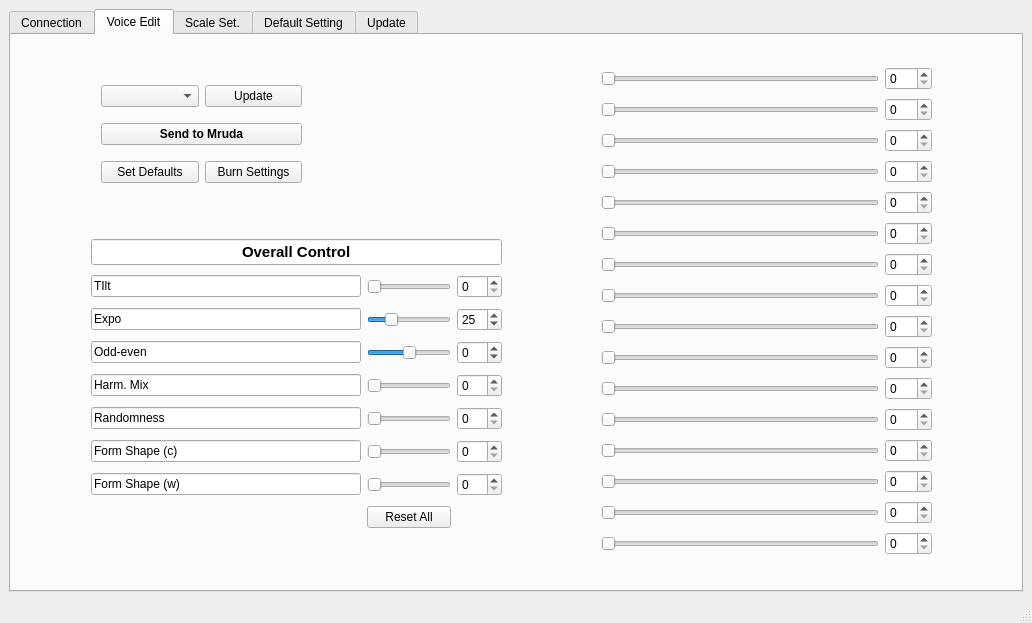
First picture: the form in GUI/other/GUI_design.ui, repository abhilash3120/Mruda, before the edit.
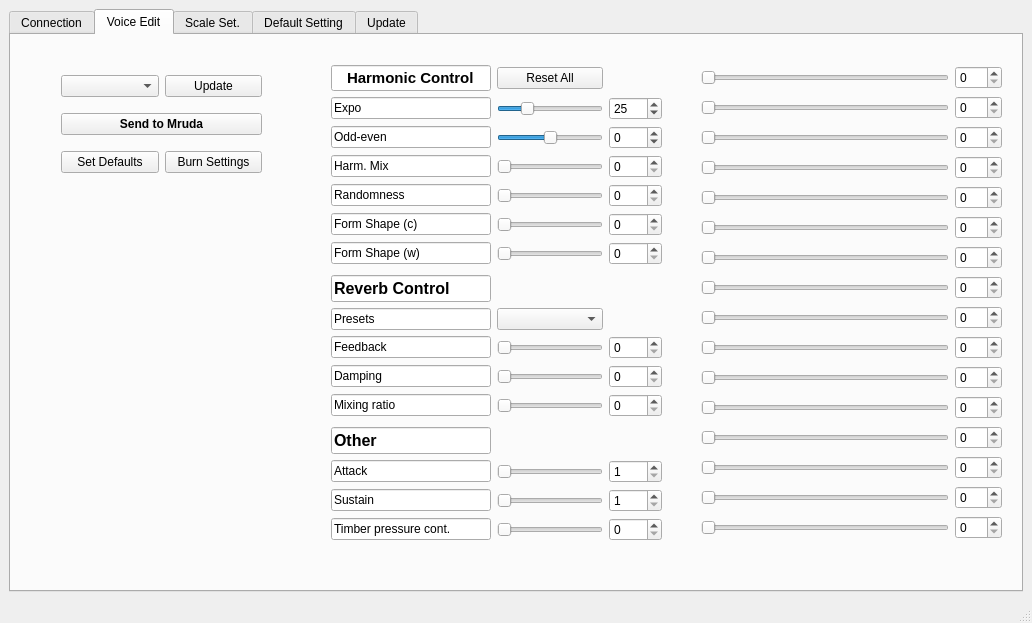
Second picture: the form after the edit. The open tabs and pages were chosen to show the change.

Commit message: reverb major update, new GUI integration, update flash data format

```diff
--- a/GUI/other/GUI_design.ui
+++ b/GUI/other/GUI_design.ui
@@ -71,127 +71,14 @@
        <widget class="QWidget" name="gridLayoutWidget_3">
         <property name="geometry">
          <rect>
-          <x>80</x>
-          <y>200</y>
-          <width>411</width>
-          <height>306</height>
+          <x>320</x>
+          <y>30</y>
+          <width>331</width>
+          <height>201</height>
          </rect>
         </property>
-        <layout class="QGridLayout" name="gridLayout_3" columnstretch="3,0,0">
-         <item row="6" column="1">
-          <widget class="QSlider" name="fs_c">
-           <property name="maximum">
-            <number>16</number>
-           </property>
-           <property name="orientation">
-            <enum>Qt::Horizontal</enum>
-           </property>
-          </widget>
-         </item>
-         <item row="7" column="1">
-          <widget class="QSlider" name="fs_w">
-           <property name="maximum">
-            <number>16</number>
-           </property>
-           <property name="orientation">
-            <enum>Qt::Horizontal</enum>
-           </property>
-          </widget>
-         </item>
-         <item row="1" column="0">
-          <widget class="QLineEdit" name="lineEdit">
-           <property name="text">
-            <string>TIlt</string>
-           </property>
-           <property name="maxLength">
-            <number>32778</number>
-           </property>
-           <property name="readOnly">
-            <bool>true</bool>
-           </property>
-          </widget>
-         </item>
-         <item row="5" column="2">
-          <widget class="QSpinBox" name="e_randomness"/>
-         </item>
-         <item row="5" column="1">
-          <widget class="QSlider" name="randomness">
-           <property name="orientation">
-            <enum>Qt::Horizontal</enum>
-           </property>
-          </widget>
-         </item>
-         <item row="7" column="0">
-          <widget class="QLineEdit" name="lineEdit_7">
-           <property name="text">
-            <string>Form Shape (w)</string>
-           </property>
-           <property name="readOnly">
-            <bool>true</bool>
-           </property>
-          </widget>
-         </item>
-         <item row="1" column="2">
-          <widget class="QSpinBox" name="e_tilt"/>
-         </item>
-         <item row="2" column="1">
-          <widget class="QSlider" name="expo">
-           <property name="value">
-            <number>25</number>
-           </property>
-           <property name="orientation">
-            <enum>Qt::Horizontal</enum>
-           </property>
-          </widget>
-         </item>
-         <item row="5" column="0">
-          <widget class="QLineEdit" name="lineEdit_4">
-           <property name="text">
-            <string>Randomness</string>
-           </property>
-           <property name="readOnly">
-            <bool>true</bool>
-           </property>
-          </widget>
-         </item>
-         <item row="6" column="0">
-          <widget class="QLineEdit" name="lineEdit_5">
-           <property name="text">
-            <string>Form Shape (c)</string>
-           </property>
-           <property name="readOnly">
-            <bool>true</bool>
-           </property>
-          </widget>
-         </item>
-         <item row="3" column="1">
-          <widget class="QSlider" name="oe">
-           <property name="minimum">
-            <number>-50</number>
-           </property>
-           <property name="maximum">
-            <number>50</number>
-           </property>
-           <property name="orientation">
-            <enum>Qt::Horizontal</enum>
-           </property>
-          </widget>
-         </item>
-         <item row="4" column="1">
-          <widget class="QSlider" name="ham_mix">
-           <property name="orientation">
-            <enum>Qt::Horizontal</enum>
-           </property>
-          </widget>
-         </item>
-         <item row="1" column="1">
-          <widget class="QSlider" name="tilt">
-           <property name="orientation">
-            <enum>Qt::Horizontal</enum>
-           </property>
-          </widget>
-         </item>
-         <item row="0" column="0" colspan="3">
+        <layout class="QGridLayout" name="gridLayout_3" columnstretch="6,4,2" columnminimumwidth="0,0,0">
+         <item row="0" column="0">
           <widget class="QLineEdit" name="lineEdit_6">
            <property name="font">
             <font>
@@ -200,7 +87,7 @@
             </font>
            </property>
            <property name="text">
-            <string>Overall Control</string>
+            <string>Harmonic Control</string>
            </property>
            <property name="cursorPosition">
             <number>15</number>
@@ -213,41 +100,134 @@
            </property>
           </widget>
          </item>
-         <item row="8" column="1">
+         <item row="0" column="1">
           <widget class="QPushButton" name="reset_dist">
            <property name="text">
             <string>Reset All</string>
            </property>
           </widget>
          </item>
-         <item row="2" column="2">
-          <widget class="QSpinBox" name="e_expo">
+         <item row="6" column="1">
+          <widget class="QSlider" name="fs_w">
            <property name="maximum">
-            <number>99</number>
+            <number>16</number>
            </property>
-           <property name="value">
-            <number>25</number>
+           <property name="orientation">
+            <enum>Qt::Horizontal</enum>
+           </property>
+          </widget>
+         </item>
+         <item row="3" column="1">
+          <widget class="QSlider" name="ham_mix">
+           <property name="orientation">
+            <enum>Qt::Horizontal</enum>
            </property>
           </widget>
          </item>
          <item row="2" column="0">
-          <widget class="QLineEdit" name="lineEdit_8">
+          <widget class="QLineEdit" name="lineEdit_2">
            <property name="text">
-            <string>Expo</string>
+            <string>Odd-even</string>
            </property>
+           <property name="readOnly">
+            <bool>true</bool>
+           </property>
           </widget>
          </item>
-         <item row="4" column="2">
-          <widget class="QSpinBox" name="e_ham_mix"/>
+         <item row="5" column="1">
+          <widget class="QSlider" name="fs_c">
+           <property name="maximum">
+            <number>16</number>
+           </property>
+           <property name="orientation">
+            <enum>Qt::Horizontal</enum>
+           </property>
+          </widget>
          </item>
-         <item row="6" column="2">
+         <item row="5" column="2">
           <widget class="QSpinBox" name="e_fs_c">
            <property name="maximum">
             <number>16</number>
            </property>
           </widget>
          </item>
+         <item row="3" column="2">
+          <widget class="QSpinBox" name="e_ham_mix"/>
+         </item>
+         <item row="6" column="0">
+          <widget class="QLineEdit" name="lineEdit_7">
+           <property name="text">
+            <string>Form Shape (w)</string>
+           </property>
+           <property name="readOnly">
+            <bool>true</bool>
+           </property>
+          </widget>
+         </item>
+         <item row="6" column="2">
+          <widget class="QSpinBox" name="e_fs_w">
+           <property name="maximum">
+            <number>16</number>
+           </property>
+          </widget>
+         </item>
+         <item row="5" column="0">
+          <widget class="QLineEdit" name="lineEdit_5">
+           <property name="text">
+            <string>Form Shape (c)</string>
+           </property>
+           <property name="readOnly">
+            <bool>true</bool>
+           </property>
+          </widget>
+         </item>
+         <item row="2" column="1">
+          <widget class="QSlider" name="oe">
+           <property name="minimum">
+            <number>-50</number>
+           </property>
+           <property name="maximum">
+            <number>50</number>
+           </property>
+           <property name="orientation">
+            <enum>Qt::Horizontal</enum>
+           </property>
+          </widget>
+         </item>
          <item row="4" column="0">
+          <widget class="QLineEdit" name="lineEdit_4">
+           <property name="text">
+            <string>Randomness</string>
+           </property>
+           <property name="readOnly">
+            <bool>true</bool>
+           </property>
+          </widget>
+         </item>
+         <item row="1" column="1">
+          <widget class="QSlider" name="expo">
+           <property name="value">
+            <number>25</number>
+           </property>
+           <property name="orientation">
+            <enum>Qt::Horizontal</enum>
+           </property>
+          </widget>
+         </item>
+         <item row="2" column="2">
+          <widget class="QSpinBox" name="e_oe">
+           <property name="minimum">
+            <number>-50</number>
+           </property>
+           <property name="maximum">
+            <number>50</number>
+           </property>
+          </widget>
+         </item>
+         <item row="4" column="2">
+          <widget class="QSpinBox" name="e_randomness"/>
+         </item>
+         <item row="3" column="0">
           <widget class="QLineEdit" name="lineEdit_3">
            <property name="text">
             <string>Harm. Mix</string>
@@ -257,30 +237,27 @@
            </property>
           </widget>
          </item>
-         <item row="3" column="2">
-          <widget class="QSpinBox" name="e_oe">
-           <property name="minimum">
-            <number>-50</number>
-           </property>
-           <property name="maximum">
-            <number>50</number>
-           </property>
-          </widget>
-         </item>
-         <item row="7" column="2">
-          <widget class="QSpinBox" name="e_fs_w">
-           <property name="maximum">
-            <number>16</number>
-           </property>
-          </widget>
-         </item>
-         <item row="3" column="0">
-          <widget class="QLineEdit" name="lineEdit_2">
+         <item row="1" column="0">
+          <widget class="QLineEdit" name="lineEdit_8">
            <property name="text">
-            <string>Odd-even</string>
+            <string>Expo</string>
            </property>
-           <property name="readOnly">
-            <bool>true</bool>
+          </widget>
+         </item>
+         <item row="4" column="1">
+          <widget class="QSlider" name="randomness">
+           <property name="orientation">
+            <enum>Qt::Horizontal</enum>
+           </property>
+          </widget>
+         </item>
+         <item row="1" column="2">
+          <widget class="QSpinBox" name="e_expo">
+           <property name="maximum">
+            <number>99</number>
+           </property>
+           <property name="value">
+            <number>25</number>
            </property>
           </widget>
          </item>
@@ -289,13 +266,13 @@
        <widget class="QWidget" name="gridLayoutWidget_2">
         <property name="geometry">
          <rect>
-          <x>590</x>
+          <x>690</x>
           <y>30</y>
-          <width>331</width>
-          <height>501</height>
+          <width>301</width>
+          <height>491</height>
          </rect>
         </property>
-        <layout class="QGridLayout" name="gridLayout_2" columnstretch="10,0">
+        <layout class="QGridLayout" name="gridLayout_2" columnstretch="10,1">
          <item row="5" column="1">
           <widget class="QSpinBox" name="v5">
            <property name="maximum">
@@ -313,7 +290,7 @@
          <item row="5" column="0">
           <widget class="QSlider" name="s5">
            <property name="maximum">
-            <number>127</number>
+            <number>100</number>
            </property>
            <property name="orientation">
             <enum>Qt::Horizontal</enum>
@@ -323,7 +300,7 @@
          <item row="14" column="0">
           <widget class="QSlider" name="s14">
            <property name="maximum">
-            <number>127</number>
+            <number>100</number>
            </property>
            <property name="orientation">
             <enum>Qt::Horizontal</enum>
@@ -333,7 +310,7 @@
          <item row="11" column="0">
           <widget class="QSlider" name="s11">
            <property name="maximum">
-            <number>127</number>
+            <number>100</number>
            </property>
            <property name="orientation">
             <enum>Qt::Horizontal</enum>
@@ -357,7 +334,7 @@
          <item row="2" column="0">
           <widget class="QSlider" name="s2">
            <property name="maximum">
-            <number>127</number>
+            <number>100</number>
            </property>
            <property name="orientation">
             <enum>Qt::Horizontal</enum>
@@ -367,7 +344,7 @@
          <item row="6" column="0">
           <widget class="QSlider" name="s6">
            <property name="maximum">
-            <number>127</number>
+            <number>100</number>
            </property>
            <property name="orientation">
             <enum>Qt::Horizontal</enum>
@@ -405,7 +382,7 @@
          <item row="15" column="0">
           <widget class="QSlider" name="s15">
            <property name="maximum">
-            <number>127</number>
+            <number>100</number>
            </property>
            <property name="orientation">
             <enum>Qt::Horizontal</enum>
@@ -429,7 +406,7 @@
          <item row="16" column="0">
           <widget class="QSlider" name="s16">
            <property name="maximum">
-            <number>127</number>
+            <number>100</number>
            </property>
            <property name="orientation">
             <enum>Qt::Horizontal</enum>
@@ -453,7 +430,7 @@
          <item row="10" column="0">
           <widget class="QSlider" name="s10">
            <property name="maximum">
-            <number>127</number>
+            <number>100</number>
            </property>
            <property name="orientation">
             <enum>Qt::Horizontal</enum>
@@ -463,7 +440,7 @@
          <item row="9" column="0">
           <widget class="QSlider" name="s9">
            <property name="maximum">
-            <number>127</number>
+            <number>100</number>
            </property>
            <property name="orientation">
             <enum>Qt::Horizontal</enum>
@@ -480,7 +457,7 @@
          <item row="8" column="0">
           <widget class="QSlider" name="s8">
            <property name="maximum">
-            <number>127</number>
+            <number>100</number>
            </property>
            <property name="orientation">
             <enum>Qt::Horizontal</enum>
@@ -490,7 +467,7 @@
          <item row="13" column="0">
           <widget class="QSlider" name="s13">
            <property name="maximum">
-            <number>127</number>
+            <number>100</number>
            </property>
            <property name="orientation">
             <enum>Qt::Horizontal</enum>
@@ -500,7 +477,7 @@
          <item row="3" column="0">
           <widget class="QSlider" name="s3">
            <property name="maximum">
-            <number>127</number>
+            <number>100</number>
            </property>
            <property name="orientation">
             <enum>Qt::Horizontal</enum>
@@ -510,7 +487,7 @@
          <item row="4" column="0">
           <widget class="QSlider" name="s4">
            <property name="maximum">
-            <number>127</number>
+            <number>100</number>
            </property>
            <property name="orientation">
             <enum>Qt::Horizontal</enum>
@@ -520,7 +497,7 @@
          <item row="7" column="0">
           <widget class="QSlider" name="s7">
            <property name="maximum">
-            <number>127</number>
+            <number>100</number>
            </property>
            <property name="orientation">
             <enum>Qt::Horizontal</enum>
@@ -537,7 +514,7 @@
          <item row="12" column="0">
           <widget class="QSlider" name="s12">
            <property name="maximum">
-            <number>127</number>
+            <number>100</number>
            </property>
            <property name="orientation">
             <enum>Qt::Horizontal</enum>
@@ -554,7 +531,7 @@
          <item row="1" column="0">
           <widget class="QSlider" name="s1">
            <property name="maximum">
-            <number>127</number>
+            <number>100</number>
            </property>
            <property name="orientation">
             <enum>Qt::Horizontal</enum>
@@ -573,8 +550,8 @@
        <widget class="QWidget" name="gridLayoutWidget_5">
         <property name="geometry">
          <rect>
-          <x>90</x>
-          <y>40</y>
+          <x>50</x>
+          <y>30</y>
           <width>201</width>
           <height>121</height>
          </rect>
@@ -618,6 +595,234 @@
          </item>
         </layout>
        </widget>
+       <widget class="QWidget" name="gridLayoutWidget_7">
+        <property name="geometry">
+         <rect>
+          <x>320</x>
+          <y>240</y>
+          <width>331</width>
+          <height>266</height>
+         </rect>
+        </property>
+        <layout class="QGridLayout" name="gridLayout_7" columnstretch="6,4,2">
+         <item row="8" column="0">
+          <widget class="QLineEdit" name="lineEdit_39">
+           <property name="text">
+            <string>Sustain</string>
+           </property>
+           <property name="readOnly">
+            <bool>true</bool>
+           </property>
+          </widget>
+         </item>
+         <item row="2" column="0">
+          <widget class="QLineEdit" name="lineEdit_37">
+           <property name="text">
+            <string>Feedback</string>
+           </property>
+           <property name="readOnly">
+            <bool>true</bool>
+           </property>
+          </widget>
+         </item>
+         <item row="9" column="2">
+          <widget class="QSpinBox" name="val_voice_timber"/>
+         </item>
+         <item row="4" column="1">
+          <widget class="QSlider" name="slide_rev_mix">
+           <property name="maximum">
+            <number>70</number>
+           </property>
+           <property name="singleStep">
+            <number>10</number>
+           </property>
+           <property name="orientation">
+            <enum>Qt::Horizontal</enum>
+           </property>
+          </widget>
+         </item>
+         <item row="3" column="2">
+          <widget class="QSpinBox" name="val_rev_damp"/>
+         </item>
+         <item row="9" column="1">
+          <widget class="QSlider" name="slide_voice_timber">
+           <property name="orientation">
+            <enum>Qt::Horizontal</enum>
+           </property>
+          </widget>
+         </item>
+         <item row="3" column="0">
+          <widget class="QLineEdit" name="lineEdit_35">
+           <property name="text">
+            <string>Damping</string>
+           </property>
+           <property name="readOnly">
+            <bool>true</bool>
+           </property>
+          </widget>
+         </item>
+         <item row="8" column="2">
+          <widget class="QSpinBox" name="val_voice_sustain">
+           <property name="minimum">
+            <number>1</number>
+           </property>
+          </widget>
+         </item>
+         <item row="0" column="0">
+          <widget class="QLineEdit" name="lineEdit_33">
+           <property name="font">
+            <font>
+             <pointsize>12</pointsize>
+             <bold>true</bold>
+            </font>
+           </property>
+           <property name="text">
+            <string>Reverb Control</string>
+           </property>
+           <property name="readOnly">
+            <bool>true</bool>
+           </property>
+          </widget>
+         </item>
+         <item row="4" column="2">
+          <widget class="QSpinBox" name="val_rev_mix">
+           <property name="maximum">
+            <number>70</number>
+           </property>
+           <property name="singleStep">
+            <number>10</number>
+           </property>
+          </widget>
+         </item>
+         <item row="7" column="1">
+          <widget class="QSlider" name="slide_voice_attack">
+           <property name="minimum">
+            <number>1</number>
+           </property>
+           <property name="orientation">
+            <enum>Qt::Horizontal</enum>
+           </property>
+          </widget>
+         </item>
+         <item row="2" column="2">
+          <widget class="QSpinBox" name="val_rev_feedback">
+           <property name="maximum">
+            <number>98</number>
+           </property>
+          </widget>
+         </item>
+         <item row="1" column="0">
+          <widget class="QLineEdit" name="lineEdit_36">
+           <property name="text">
+            <string>Presets</string>
+           </property>
+           <property name="readOnly">
+            <bool>true</bool>
+           </property>
+          </widget>
+         </item>
+         <item row="4" column="0">
+          <widget class="QLineEdit" name="lineEdit_34">
+           <property name="text">
+            <string>Mixing ratio</string>
+           </property>
+           <property name="readOnly">
+            <bool>true</bool>
+           </property>
+          </widget>
+         </item>
+         <item row="7" column="0">
+          <widget class="QLineEdit" name="lineEdit_41">
+           <property name="text">
+            <string>Attack</string>
+           </property>
+           <property name="readOnly">
+            <bool>true</bool>
+           </property>
+          </widget>
+         </item>
+         <item row="7" column="2">
+          <widget class="QSpinBox" name="val_voice_attack">
+           <property name="minimum">
+            <number>1</number>
+           </property>
+          </widget>
+         </item>
+         <item row="2" column="1">
+          <widget class="QSlider" name="slide_rev_feedback">
+           <property name="maximum">
+            <number>98</number>
+           </property>
+           <property name="orientation">
+            <enum>Qt::Horizontal</enum>
+           </property>
+          </widget>
+         </item>
+         <item row="9" column="0">
+          <widget class="QLineEdit" name="lineEdit_40">
+           <property name="text">
+            <string>Timber pressure cont.</string>
+           </property>
+           <property name="readOnly">
+            <bool>true</bool>
+           </property>
+          </widget>
+         </item>
+         <item row="6" column="0">
+          <widget class="QLineEdit" name="lineEdit_38">
+           <property name="font">
+            <font>
+             <pointsize>12</pointsize>
+             <italic>false</italic>
+             <bold>true</bold>
+            </font>
+           </property>
+           <property name="text">
+            <string>Other</string>
+           </property>
+           <property name="readOnly">
+            <bool>true</bool>
+           </property>
+          </widget>
+         </item>
+         <item row="3" column="1">
+          <widget class="QSlider" name="slide_rev_damp">
+           <property name="maximum">
+            <number>90</number>
+           </property>
+           <property name="orientation">
+            <enum>Qt::Horizontal</enum>
+           </property>
+          </widget>
+         </item>
+         <item row="1" column="1">
+          <widget class="QComboBox" name="comb_voice_rev"/>
+         </item>
+         <item row="8" column="1">
+          <widget class="QSlider" name="slide_voice_sustain">
+           <property name="minimum">
+            <number>1</number>
+           </property>
+           <property name="orientation">
+            <enum>Qt::Horizontal</enum>
+           </property>
+          </widget>
+         </item>
+         <item row="5" column="0">
+          <spacer name="verticalSpacer_6">
+           <property name="orientation">
+            <enum>Qt::Vertical</enum>
+           </property>
+           <property name="sizeHint" stdset="0">
+            <size>
+             <width>20</width>
+             <height>40</height>
+            </size>
+           </property>
+          </spacer>
+         </item>
+        </layout>
+       </widget>
       </widget>
       <widget class="QWidget" name="scale">
        <attribute name="title">
```
Left out of the diff: 16 changed lines with no effect on the pictures. The commit also changes 449 other files.
